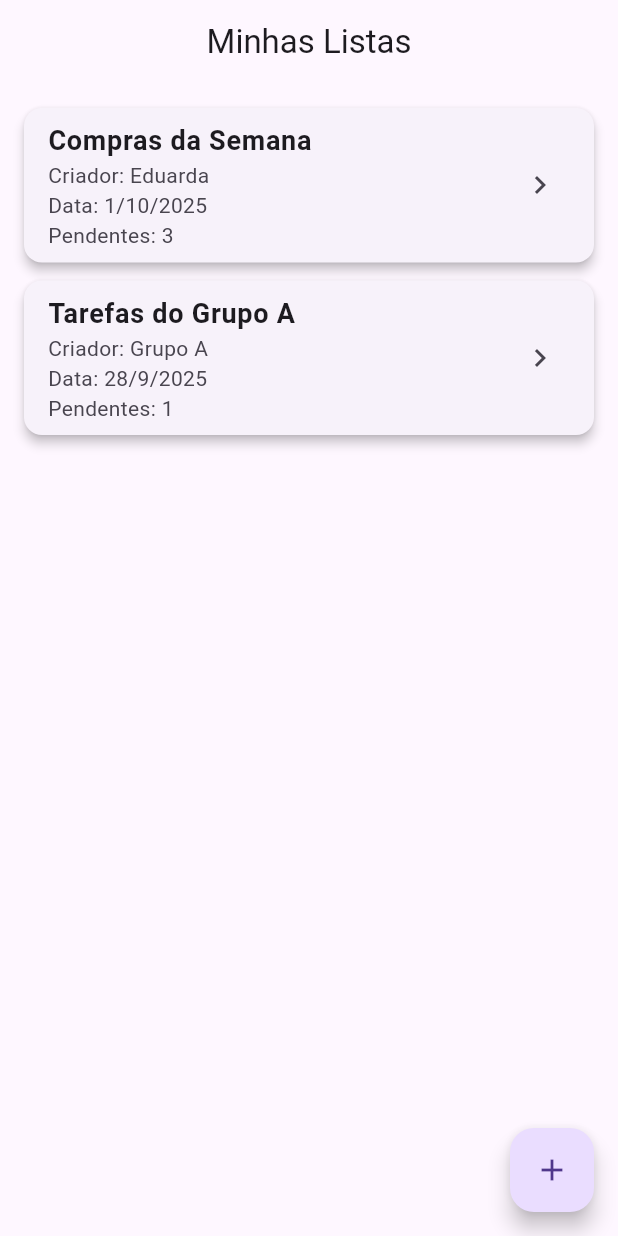
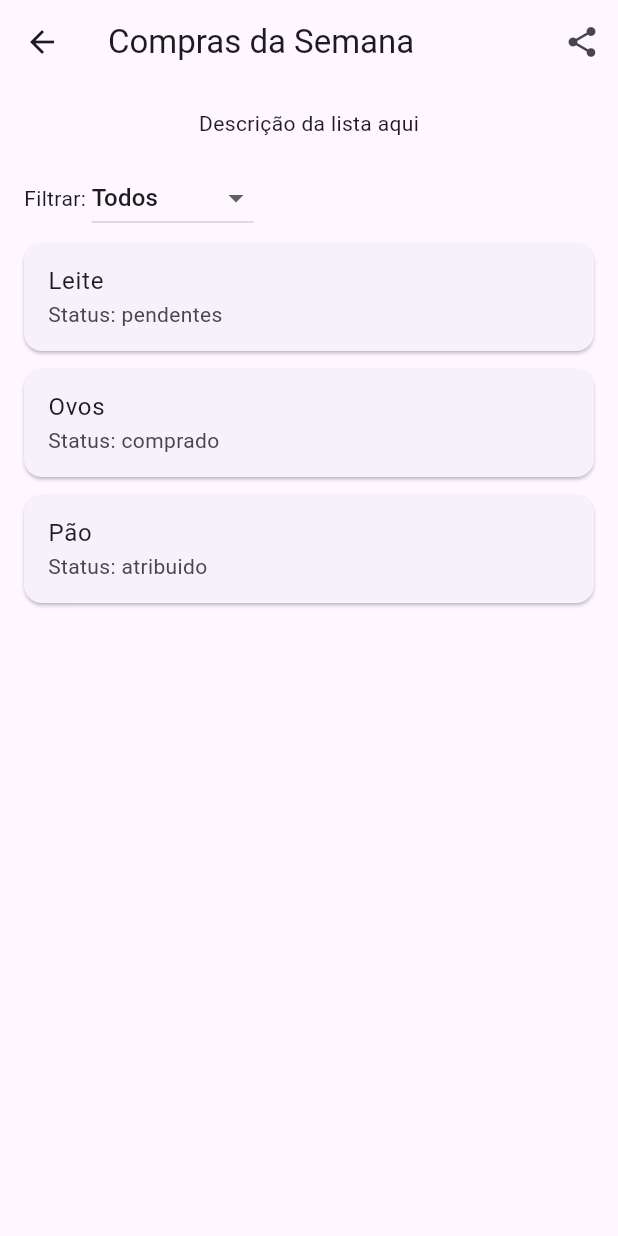
Before and after one commit to Endres-G/Listfy-Frontend, a Flutter app: the screen it shows after launch, after a tap on "Compras da Semana", on a phone screen of 412 x 824 dp. Run offline on Flutter 3.47's test engine with Material 3 defaults, Android fonts, the phone set to English and light mode, and no system bars; our stand-ins replace get, share_plus.

Commit message:
feat: add list details page with filter and share functionality

```diff
--- a/lib/controllers/lists_controller.dart
+++ b/lib/controllers/lists_controller.dart
@@ -1,21 +1,38 @@
+// lib/controllers/lists_controller.dart (atualizado)
+
 import 'package:get/get.dart';
+
+class ItemModel {
+  final String nome;
+  final String atribuidoA;
+  bool comprado;
+
+  ItemModel({
+    required this.nome,
+    required this.atribuidoA,
+    this.comprado = false,
+  });
+}
 
 class ListModel {
   final String nome;
   final String criador;
   final DateTime dataCriacao;
   final int pendentes;
+  final String descricao;
+  final List<ItemModel> itens;
 
   ListModel({
     required this.nome,
     required this.criador,
     required this.dataCriacao,
     required this.pendentes,
+    required this.descricao,
+    required this.itens,
   });
 }
 
 class ListController extends GetxController {
-  // Lista simulada — futuramente pode vir de API ou banco
   var listas = <ListModel>[].obs;
 
   @override
@@ -31,18 +48,28 @@ class ListController extends GetxController {
         criador: "Eduarda",
         dataCriacao: DateTime(2025, 10, 1),
         pendentes: 3,
+        descricao: "Lista de compras de supermercado da semana.",
+        itens: [
+          ItemModel(nome: "Leite", atribuidoA: "Eduarda"),
+          ItemModel(nome: "Pão", atribuidoA: "João"),
+          ItemModel(nome: "Ovos", atribuidoA: "Maria", comprado: true),
+        ],
       ),
       ListModel(
         nome: "Tarefas do Grupo A",
         criador: "Grupo A",
         dataCriacao: DateTime(2025, 9, 28),
         pendentes: 1,
+        descricao: "Tarefas semanais do grupo.",
+        itens: [
+          ItemModel(nome: "Relatório", atribuidoA: "Lucas"),
+          ItemModel(nome: "Apresentação", atribuidoA: "Ana", comprado: true),
+        ],
       ),
     ];
   }
 
   void criarNovaLista() {
-    // Aqui você pode abrir um dialog ou navegar para outra tela
     print("Criar nova lista...");
   }
 }
--- /dev/null
+++ b/lib/pages/list_detalhes_page.dart
@@ -0,0 +1,108 @@
+import 'package:flutter/material.dart';
+import 'package:share_plus/share_plus.dart';
+
+class ItemModelDetalhes {
+  final String nome;
+  final String status; // "pendentes", "atribuido", "comprado"
+
+  ItemModelDetalhes({required this.nome, required this.status});
+}
+
+class ListDetalhesPage extends StatefulWidget {
+  final String titulo;
+  final String descricao;
+  final List<ItemModelDetalhes> itens;
+
+  const ListDetalhesPage({
+    super.key,
+    required this.titulo,
+    required this.descricao,
+    required this.itens,
+  });
+
+  @override
+  State<ListDetalhesPage> createState() => _ListDetalhesPageState();
+}
+
+class _ListDetalhesPageState extends State<ListDetalhesPage> {
+  String filtro = "todos"; // pendentes, atribuidos, comprados, todos
+
+  @override
+  Widget build(BuildContext context) {
+    List<ItemModelDetalhes> itensFiltrados = widget.itens.where((item) {
+      if (filtro == "todos") return true;
+      return item.status == filtro;
+    }).toList();
+
+    return Scaffold(
+      appBar: AppBar(
+        title: Text(widget.titulo),
+        actions: [
+          IconButton(
+            icon: const Icon(Icons.share),
+            onPressed: () {
+              Share.share("${widget.titulo}\n${widget.descricao}");
+            },
+          ),
+        ],
+      ),
+      body: Column(
+        children: [
+          Padding(
+            padding: const EdgeInsets.all(16.0),
+            child: Text(widget.descricao),
+          ),
+          Padding(
+            padding: const EdgeInsets.symmetric(horizontal: 16),
+            child: Row(
+              children: [
+                const Text("Filtrar: "),
+                DropdownButton<String>(
+                  value: filtro,
+                  items: const [
+                    DropdownMenuItem(value: "todos", child: Text("Todos")),
+                    DropdownMenuItem(
+                      value: "pendentes",
+                      child: Text("Pendentes"),
+                    ),
+                    DropdownMenuItem(
+                      value: "atribuido",
+                      child: Text("Atribuídos"),
+                    ),
+                    DropdownMenuItem(
+                      value: "comprado",
+                      child: Text("Comprados"),
+                    ),
+                  ],
+                  onChanged: (valor) {
+                    setState(() {
+                      filtro = valor!;
+                    });
+                  },
+                ),
+              ],
+            ),
+          ),
+          Expanded(
+            child: ListView.builder(
+              itemCount: itensFiltrados.length,
+              itemBuilder: (context, index) {
+                final item = itensFiltrados[index];
+                return Card(
+                  margin: const EdgeInsets.symmetric(
+                    horizontal: 16,
+                    vertical: 6,
+                  ),
+                  child: ListTile(
+                    title: Text(item.nome),
+                    subtitle: Text("Status: ${item.status}"),
+                  ),
+                );
+              },
+            ),
+          ),
+        ],
+      ),
+    );
+  }
+}
--- a/lib/pages/lists_page.dart
+++ b/lib/pages/lists_page.dart
@@ -1,6 +1,7 @@
 import 'package:flutter/material.dart';
 import 'package:get/get.dart';
 import '../controllers/lists_controller.dart';
+import 'list_detalhes_page.dart' as detalhes;
 
 class ListsPage extends StatelessWidget {
   final ListController controller = Get.put(ListController());
@@ -10,10 +11,7 @@ class ListsPage extends StatelessWidget {
   @override
   Widget build(BuildContext context) {
     return Scaffold(
-      appBar: AppBar(
-        title: const Text('Minhas Listas'),
-        centerTitle: true,
-      ),
+      appBar: AppBar(title: const Text('Minhas Listas'), centerTitle: true),
       body: Obx(() {
         if (controller.listas.isEmpty) {
           return const Center(
@@ -47,14 +45,33 @@ class ListsPage extends StatelessWidget {
                   children: [
                     Text('Criador: ${lista.criador}'),
                     Text(
-                        'Data: ${lista.dataCriacao.day}/${lista.dataCriacao.month}/${lista.dataCriacao.year}'),
+                      'Data: ${lista.dataCriacao.day}/${lista.dataCriacao.month}/${lista.dataCriacao.year}',
+                    ),
                     Text('Pendentes: ${lista.pendentes}'),
                   ],
                 ),
                 trailing: const Icon(Icons.chevron_right),
                 onTap: () {
-                  // Aqui você pode abrir detalhes da lista
-                  print('Abrir lista: ${lista.nome}');
+                  Get.to(
+                    () => detalhes.ListDetalhesPage(
+                      titulo: lista.nome,
+                      descricao: "Descrição da lista aqui",
+                      itens: [
+                        detalhes.ItemModelDetalhes(
+                          nome: "Leite",
+                          status: "pendentes",
+                        ),
+                        detalhes.ItemModelDetalhes(
+                          nome: "Ovos",
+                          status: "comprado",
+                        ),
+                        detalhes.ItemModelDetalhes(
+                          nome: "Pão",
+                          status: "atribuido",
+                        ),
+                      ],
+                    ),
+                  );
                 },
               ),
             );
--- a/pubspec.yaml
+++ b/pubspec.yaml
@@ -10,6 +10,8 @@ dependencies:
   flutter:
     sdk: flutter
   get: ^4.7.2
+  share_plus: ^12.0.0
+
 
 dev_dependencies:
   flutter_test:
```
Also changed, not shown: pubspec.lock.
